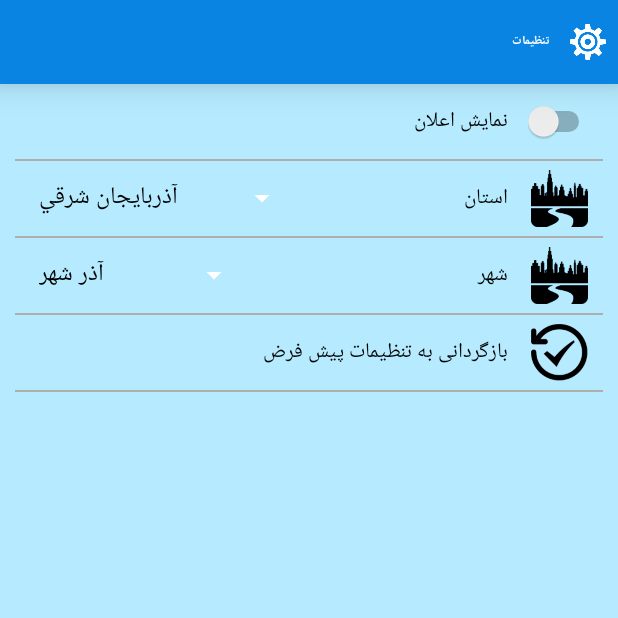
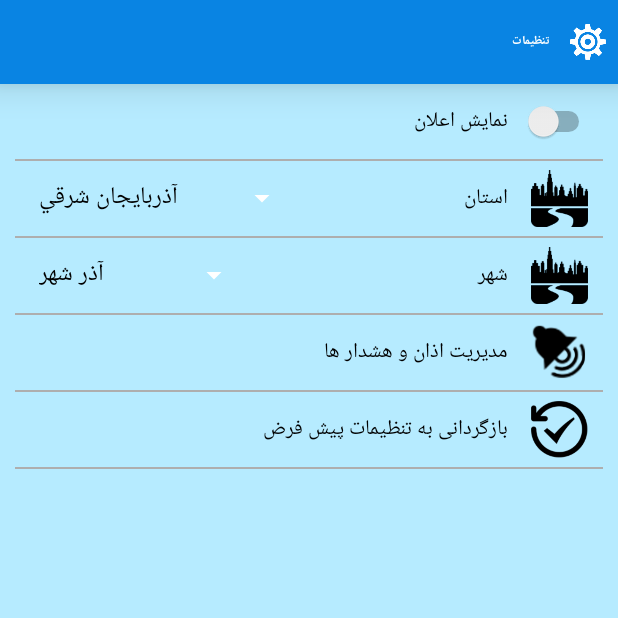
Before and after one commit to iLDA1997/AvayeElahi, an Android app: the SettingActivity screen opened directly, with no data from a screen before it, on a phone screen of 412 x 824 dp, the top half of it. Run offline under Robolectric (Android 15) with nearby library versions, the phone set to English and light mode, and no system bars; plain views replace RtlToolbar; 2 statements that could not run were skipped.

Commit message:
working on setting

```diff
--- a/app/src/main/java/com/noobs_team/avayeelahi/Activity/SettingActivity.java
+++ b/app/src/main/java/com/noobs_team/avayeelahi/Activity/SettingActivity.java
@@ -1,13 +1,14 @@
 package com.noobs_team.avayeelahi.Activity;
 
 import android.annotation.SuppressLint;
+import android.content.Intent;
 import android.support.v7.app.AppCompatActivity;
 import android.os.Bundle;
 import android.view.View;
 import android.widget.AdapterView;
 import android.widget.ArrayAdapter;
+import android.widget.LinearLayout;
 import android.widget.Spinner;
-import android.widget.TextView;
 
 import com.noobs_team.avayeelahi.R;
 import com.noobs_team.avayeelahi.Utils.CityDatabase;
@@ -17,9 +18,10 @@ import com.noobs_team.avayeelahi.Utils.CustomDialog;
 public class SettingActivity extends AppCompatActivity {
 
     android.support.v7.widget.Toolbar toolbarSetting;
-    TextView settingDefault;
+    LinearLayout settingDefault;
+    LinearLayout settingAlertAndAzan;
 
-    @SuppressLint("ResourceType")
+    @SuppressLint({"ResourceType", "WrongViewCast"})
     @Override
     protected void onCreate(Bundle savedInstanceState) {
         super.onCreate(savedInstanceState);
@@ -29,25 +31,33 @@ public class SettingActivity extends AppCompatActivity {
         getSupportActionBar().setDisplayHomeAsUpEnabled(true);
 
         settingDefault = findViewById(R.id.setting_default);
+        settingAlertAndAzan = findViewById(R.id.setting_alert_and_azan);
+
         settingDefault.setOnClickListener(SettingsClick);
+        settingAlertAndAzan.setOnClickListener(SettingsClick);
 
-        final CityDatabase ada=new CityDatabase(this);
-        ArrayAdapter<String> adapter = new ArrayAdapter<>(this, R.xml.row_spn, ada.getOstan());
+        final CityDatabase ada = new CityDatabase(this);
+        ArrayAdapter<String> adapter =
+                new ArrayAdapter<>(this, R.xml.row_spn, ada.getOstan());
         adapter.setDropDownViewResource(R.xml.row_spn_dropdown);
 
-        final Spinner spn_label = (Spinner)findViewById(R.id.spinner_ostan);
+        final Spinner spn_label = (Spinner) findViewById(R.id.spinner_ostan);
         spn_label.setAdapter(adapter);
 
-        ArrayAdapter<String> adaptercity = new ArrayAdapter<>(SettingActivity.this, R.xml.row_spn, ada.getcity(1));
+        ArrayAdapter<String> adaptercity =
+                new ArrayAdapter<>(SettingActivity.this, R.xml.row_spn, ada.getcity(1));
         adaptercity.setDropDownViewResource(R.xml.row_spn_dropdown);
 
-        final Spinner spn_city = (Spinner)findViewById(R.id.spinner_city);
+        final Spinner spn_city = (Spinner) findViewById(R.id.spinner_city);
         spn_city.setAdapter(adaptercity);
         spn_label.setOnItemSelectedListener(new Spinner.OnItemSelectedListener() {
             @Override
             public void onItemSelected(AdapterView<?> parent, View view, int position, long id) {
 
-                ArrayAdapter<String> adaptercity = new ArrayAdapter<>(SettingActivity.this, R.xml.row_spn, ada.getcity(position + 1));
+                ArrayAdapter<String> adaptercity =
+                        new ArrayAdapter<>(SettingActivity.this
+                                , R.xml.row_spn
+                                , ada.getcity(position + 1));
                 adaptercity.setDropDownViewResource(R.xml.row_spn_dropdown);
 
                 spn_city.setAdapter(adaptercity);
@@ -55,10 +65,7 @@ public class SettingActivity extends AppCompatActivity {
 
             @Override
             public void onNothingSelected(AdapterView<?> parent) {
-
             }
-
-
         });
 
     }
@@ -70,6 +77,10 @@ public class SettingActivity extends AppCompatActivity {
                 CustomDialog alert = new CustomDialog();
                 alert.showDialog(SettingActivity.this);
             }
+            if (v.getId() == R.id.setting_alert_and_azan) {
+                Intent intent = new Intent(SettingActivity.this, AlertAndAzan.class);
+                startActivity(intent);
+            }
         }
     };
 }
--- a/app/src/main/res/layout/activity_setting.xml
+++ b/app/src/main/res/layout/activity_setting.xml
@@ -57,21 +57,21 @@
             <Switch
                 android:layout_width="match_parent"
                 android:layout_height="50dp"
-                android:switchPadding="10dp"
                 android:layout_marginRight="5dp"
                 android:gravity="center_vertical"
-                android:text="@string/setting_show_notification"/>
+                android:switchPadding="10dp"
+                android:text="@string/setting_show_notification" />
 
             <ImageView
                 android:layout_width="match_parent"
                 android:layout_height="1dp"
-                android:src="@drawable/divider_setting"/>
+                android:src="@drawable/divider_setting" />
 
             <LinearLayout
                 android:layout_width="match_parent"
                 android:layout_height="50dp"
+                android:layout_marginRight="10dp"
                 android:gravity="center_vertical"
-                android:layout_marginRight="10dp"
                 android:orientation="horizontal">
 
                 <Spinner
@@ -84,84 +84,112 @@
                     android:layout_width="wrap_content"
                     android:layout_height="50dp"
                     android:layout_marginRight="15dp"
+                    android:layout_weight="1"
                     android:gravity="center_vertical"
-                    android:layout_weight="1"
-                    android:text="استان"/>
+                    android:text="استان" />
 
                 <ImageView
                     android:layout_width="38dp"
                     android:layout_height="38dp"
                     android:layout_gravity="center_vertical"
-                    android:src="@drawable/setting_city"/>
+                    android:src="@drawable/setting_city" />
 
             </LinearLayout>
 
             <ImageView
                 android:layout_width="match_parent"
                 android:layout_height="1dp"
-                android:src="@drawable/divider_setting"/>
+                android:src="@drawable/divider_setting" />
 
             <LinearLayout
                 android:layout_width="match_parent"
                 android:layout_height="50dp"
+                android:layout_marginRight="10dp"
                 android:gravity="center_vertical"
-                android:layout_marginRight="10dp"
                 android:orientation="horizontal">
 
                 <Spinner
                     android:id="@+id/spinner_city"
                     android:layout_width="wrap_content"
                     android:layout_height="wrap_content"
-                    android:gravity="center_vertical"/>
+                    android:gravity="center_vertical" />
 
                 <TextView
                     android:layout_width="wrap_content"
                     android:layout_height="50dp"
                     android:layout_marginRight="15dp"
+                    android:layout_weight="1"
                     android:gravity="center_vertical"
-                    android:layout_weight="1"
-                    android:text="شهر"/>
+                    android:text="شهر" />
 
                 <ImageView
                     android:layout_width="38dp"
                     android:layout_height="38dp"
                     android:layout_gravity="center_vertical"
-                    android:src="@drawable/setting_city"/>
+                    android:src="@drawable/setting_city" />
 
             </LinearLayout>
 
             <ImageView
                 android:layout_width="match_parent"
                 android:layout_height="1dp"
-                android:src="@drawable/divider_setting"/>
+                android:src="@drawable/divider_setting" />
 
             <LinearLayout
+                android:id="@+id/setting_alert_and_azan"
                 android:layout_width="match_parent"
                 android:layout_height="wrap_content"
                 android:layout_marginRight="10dp"
                 android:orientation="horizontal">
 
                 <TextView
-                    android:id="@+id/setting_default"
                     android:layout_width="match_parent"
                     android:layout_height="50dp"
                     android:layout_marginRight="15dp"
+                    android:layout_weight="1"
                     android:gravity="center_vertical"
-                    android:layout_weight="1"
-                    android:text="@string/setting_default"/>
+                    android:text="@string/setting_alert_and_azan" />
 
                 <ImageView
                     android:layout_width="38dp"
                     android:layout_height="38dp"
                     android:layout_gravity="center_vertical"
-                    android:src="@drawable/setting_restore"/>
+                    android:src="@drawable/setting_alert" />
 
             </LinearLayout>
 
             <ImageView
                 android:layout_width="match_parent"
                 android:layout_height="1dp"
-                android:src="@drawable/divider_setting"/>
+                android:src="@drawable/divider_setting" />
+
+            <LinearLayout
+                android:id="@+id/setting_default"
+                android:layout_width="match_parent"
+                android:layout_height="wrap_content"
+                android:layout_marginRight="10dp"
+                android:orientation="horizontal">
+
+                <TextView
+                    android:layout_width="match_parent"
+                    android:layout_height="50dp"
+                    android:layout_marginRight="15dp"
+                    android:layout_weight="1"
+                    android:gravity="center_vertical"
+                    android:text="@string/setting_default" />
+
+                <ImageView
+                    android:layout_width="38dp"
+                    android:layout_height="38dp"
+                    android:layout_gravity="center_vertical"
+                    android:src="@drawable/setting_restore" />
+
+            </LinearLayout>
+
+            <ImageView
+                android:layout_width="match_parent"
+                android:layout_height="1dp"
+                android:src="@drawable/divider_setting" />
 
         </LinearLayout>
 
--- a/app/src/main/res/values/strings.xml
+++ b/app/src/main/res/values/strings.xml
@@ -190,5 +190,9 @@
     <string name="setting_dialog_message">آیا میخواهید تنظیمات را به حالت پیش فرض برگردانید؟</string>
     <string name="setting_dialog_toast">با موفقیت انجام شد!</string>
     <string name="setting_show_notification">نمایش اعلان</string>
+    <string name="setting_alert_and_azan">مدیریت اذان و هشدار ها</string>
+    <string name="setting_prayer_one">تنظیمات اذان صبح</string>
+    <string name="setting_play_alert">پخش هشدار</string>
+    <string name="setting_play_azan">پخش اذان</string>
 
 </resources>
```
Also changed, not shown: app/build.gradle (+8 -8 lines), app/src/main/AndroidManifest.xml (+5 -3 lines), app/src/main/java/com/noobs_team/avayeelahi/Activity/AlertAndAzan.java (added, +26 -0 lines), app/src/main/java/com/noobs_team/avayeelahi/Utils/CityDatabase.java (+11 -19 lines), app/src/main/res/layout/activity_alert_and_azan.xml (added, +115 -0 lines), app/src/main/res/values/arrays.xml (+4 -4 lines), app/src/main/res/drawable/ic_setting_alert.png (added), app/src/main/res/drawable/setting_alert.png (added).
